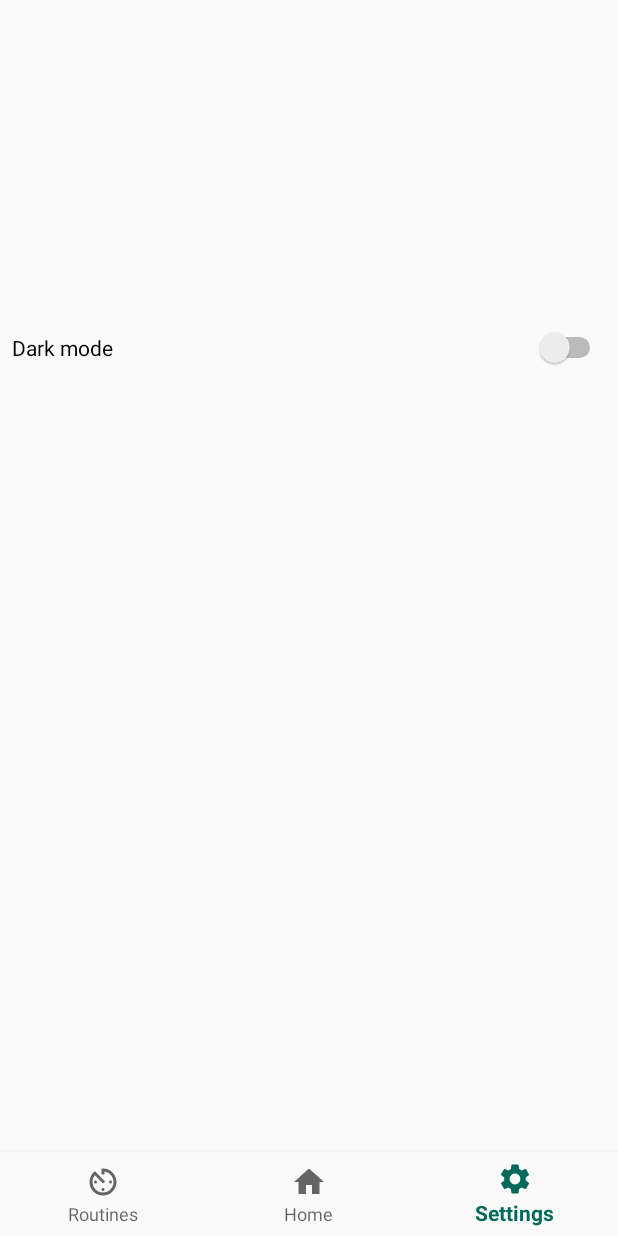
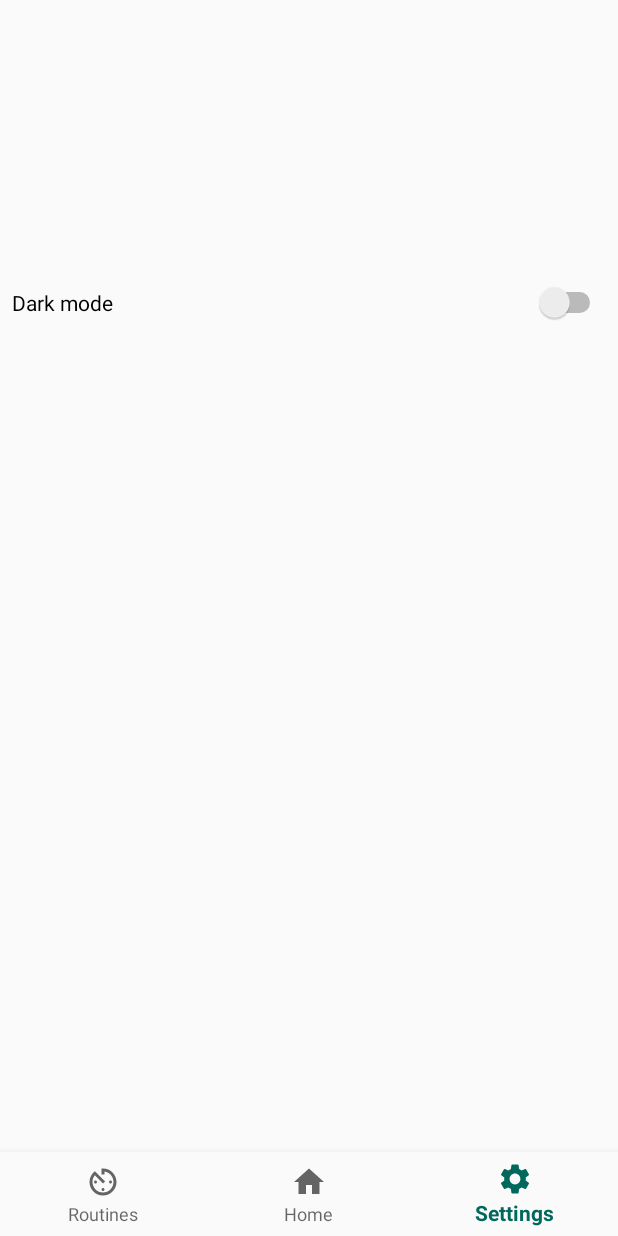
Before and after one commit to scottlin19/hci_mobile, an Android app: the SettingsFragment screen opened through its navigation route, on a phone screen of 412 x 824 dp. Run offline under Robolectric (Android 15) with nearby library versions, the phone set to English and light mode, and no system bars; our stand-ins replace navigation-ui.

Commit message:
minor fixes

```diff
--- a/app/src/main/res/layout/activity_main.xml
+++ b/app/src/main/res/layout/activity_main.xml
@@ -4,7 +4,6 @@
     xmlns:tools="http://schemas.android.com/tools"
     android:layout_width="match_parent"
     android:layout_height="match_parent"
-    android:paddingTop="?attr/actionBarSize"
     tools:context=".MainActivity">
 
 
--- a/app/src/main/res/layout/fragment_settings.xml
+++ b/app/src/main/res/layout/fragment_settings.xml
@@ -10,7 +10,7 @@
         android:layout_width="match_parent"
         android:layout_height="672dp"
         android:layout_marginStart="8dp"
-        android:layout_marginTop="60dp"
+        android:layout_marginTop="30dp"
         android:layout_marginEnd="8dp"
         android:orientation="vertical"
         app:layout_constraintEnd_toEndOf="parent"
```
